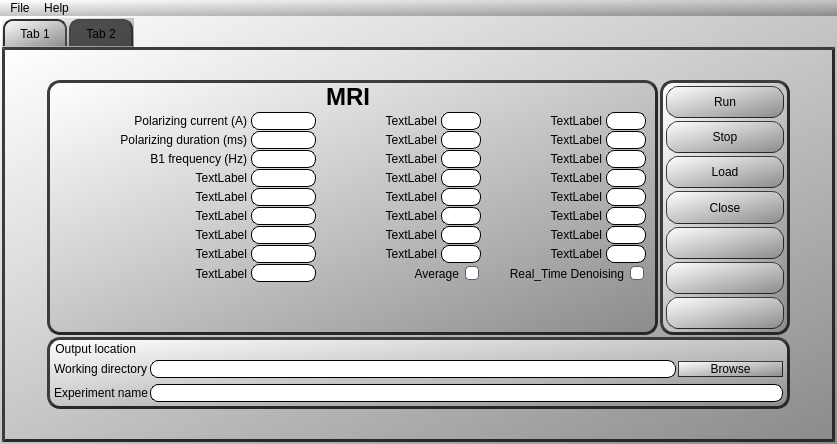
Old version of the form MRI/form.ui in the repository MMahdlouei/Qt_Class.
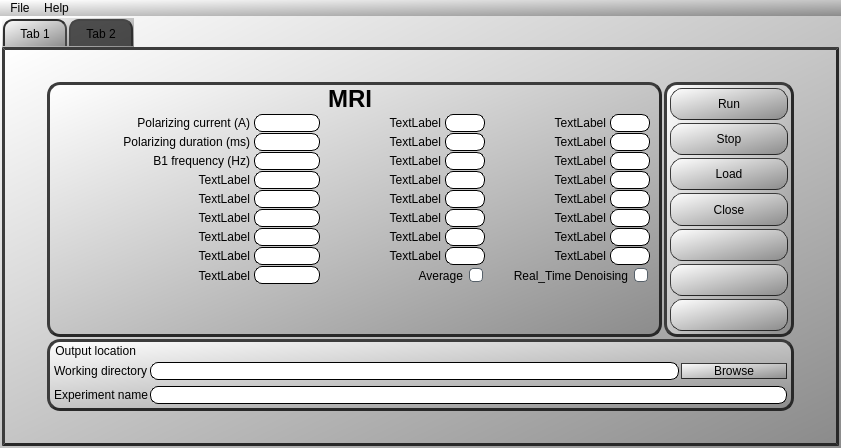
New version of the form. The open tabs and pages were chosen to show the change. Icons and pictures are not drawn. Custom widgets are drawn as their Qt base class.

Patch:
```diff
--- a/MRI/form.ui
+++ b/MRI/form.ui
@@ -6,8 +6,8 @@
    <rect>
     <x>0</x>
     <y>0</y>
-    <width>837</width>
-    <height>444</height>
+    <width>841</width>
+    <height>448</height>
    </rect>
   </property>
   <property name="minimumSize">
@@ -2099,7 +2099,7 @@
     <rect>
      <x>0</x>
      <y>0</y>
-     <width>837</width>
+     <width>841</width>
      <height>17</height>
     </rect>
    </property>
```
Left out of the diff: 2 changed lines with no effect on the pictures.
